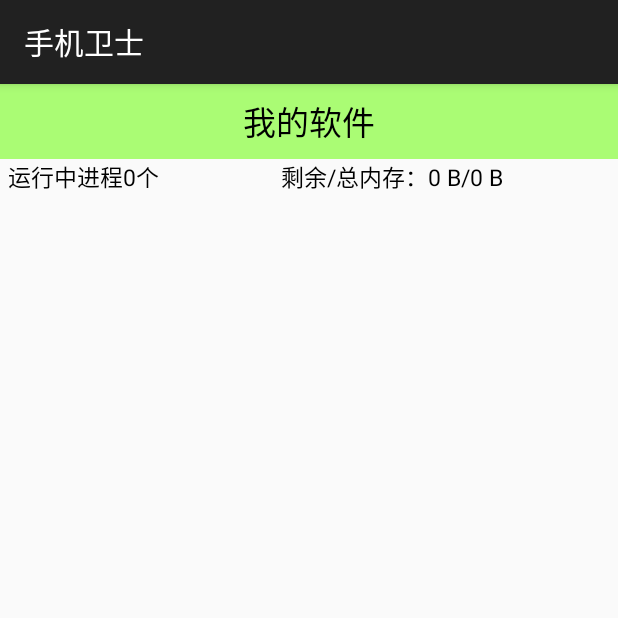
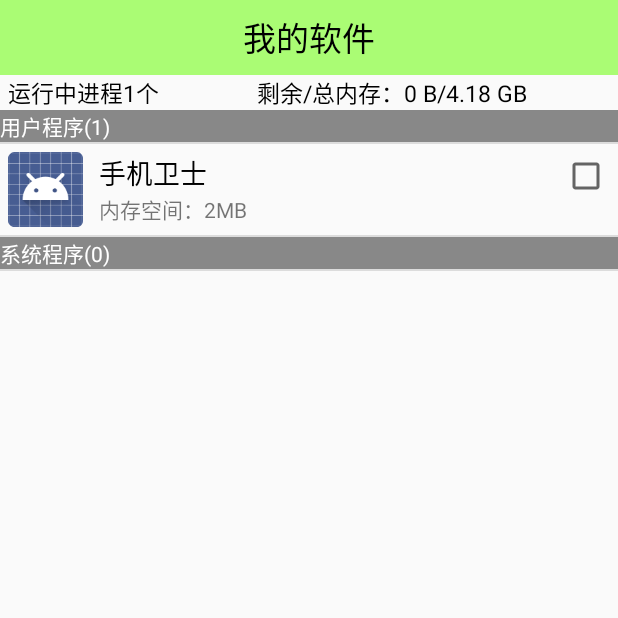
Before and after one commit to PhychoLee/MobileSafe, an Android app: the TaskManagerActivity screen opened directly, with no data from a screen before it, on a phone screen of 412 x 824 dp, the top half of it. Run offline under Robolectric (Android 15) with nearby library versions, the phone set to English and light mode, and no system bars.

Commit message:
1.进程信息ListView(未完成)

```diff
--- a/app/build.gradle
+++ b/app/build.gradle
@@ -22,4 +22,5 @@ dependencies {
     compile files('libs/xUtils-2.6.14.jar')
     compile 'com.android.support:appcompat-v7:23.3.0'
     testCompile 'junit:junit:4.12'
+    compile 'com.google.android.gms:play-services-appindexing:8.1.0'
 }
--- a/app/src/main/AndroidManifest.xml
+++ b/app/src/main/AndroidManifest.xml
@@ -95,7 +95,11 @@
             android:exported="true" />
 
         <activity android:name=".activity.AppManagerActivity" />
-        <activity android:name=".activity.TaskManagerActivity"></activity>
+        <activity android:name=".activity.TaskManagerActivity"></activity><!-- ATTENTION: This was auto-generated to add Google Play services to your project for
+     App Indexing.  See https://g.co/AppIndexing/AndroidStudio for more information. -->
+        <meta-data
+            android:name="com.google.android.gms.version"
+            android:value="@integer/google_play_services_version" />
     </application>
 
 </manifest>
--- a/app/src/main/java/com/llf/mobilesafe/activity/AppManagerActivity.java
+++ b/app/src/main/java/com/llf/mobilesafe/activity/AppManagerActivity.java
@@ -99,7 +99,6 @@ public class AppManagerActivity extends Activity implements View.OnClickListener
             }else {
                 int location = 2 + userAppInfos.size();
                 return position - location;
-
             }
         }
 
@@ -124,7 +123,7 @@ public class AppManagerActivity extends Activity implements View.OnClickListener
                 return tv_sys;
             }
 
-            //除去两个提示TextView
+            //跳过两个提示TextView
             AppInfo appInfo;
             if (position < userAppInfos.size() +1){
                 appInfo = userAppInfos.get(position - 1);
--- a/app/src/main/java/com/llf/mobilesafe/activity/TaskManagerActivity.java
+++ b/app/src/main/java/com/llf/mobilesafe/activity/TaskManagerActivity.java
@@ -1,19 +1,37 @@
 package com.llf.mobilesafe.activity;
 
-import android.app.ActivityManager;
-import android.support.v7.app.AppCompatActivity;
+import android.app.Activity;
+import android.graphics.Color;
+import android.graphics.drawable.Drawable;
 import android.os.Bundle;
 import android.text.format.Formatter;
+import android.view.View;
+import android.view.ViewGroup;
+import android.widget.BaseAdapter;
+import android.widget.CheckBox;
+import android.widget.ImageView;
+import android.widget.LinearLayout;
+import android.widget.ListView;
 import android.widget.TextView;
 
 import com.llf.mobilesafe.R;
+import com.llf.mobilesafe.domain.AppInfo;
+import com.llf.mobilesafe.domain.TaskInfo;
+import com.llf.mobilesafe.engine.TaskInfos;
+import com.llf.mobilesafe.utils.ServiceStateUtils;
 
+import java.util.ArrayList;
 import java.util.List;
 
-public class TaskManagerActivity extends AppCompatActivity {
+public class TaskManagerActivity extends Activity {
 
     private TextView tv_task_count;
     private TextView tv_memory;
+    private ListView list_task;
+    private List<TaskInfo> taskInfos;
+    private List<TaskInfo> userTaskInfos;
+    private List<TaskInfo> systemTaskInfos;
+
 
     @Override
     protected void onCreate(Bundle savedInstanceState) {
@@ -25,23 +43,135 @@ public class TaskManagerActivity extends AppCompatActivity {
     }
 
     private void initData() {
-        ActivityManager activityManager = (ActivityManager) getSystemService(ACTIVITY_SERVICE);
-        //得到应用进程
-        List<ActivityManager.AppTask> appTasks = activityManager.getAppTasks();
+        new Thread() {
+            @Override
+            public void run() {
+                taskInfos = TaskInfos.getTaskInfos(TaskManagerActivity.this);
+                userTaskInfos = new ArrayList<>();
+                systemTaskInfos = new ArrayList<>();
 
-        ActivityManager.MemoryInfo outInfo = new ActivityManager.MemoryInfo();
-        activityManager.getMemoryInfo(outInfo);
-        //剩余内存
-        long availMem = outInfo.availMem;
-        //总内存
-        long totalMem = outInfo.totalMem;
+                for (TaskInfo taskInfo : taskInfos) {
+                    if (taskInfo.isUserApp()) {
+                        //用户app
+                        userTaskInfos.add(taskInfo);
+                    } else {
+                        //系统app
+                        systemTaskInfos.add(taskInfo);
+                    }
+                }
 
-        tv_task_count.setText("运行中进程"+appTasks.size()+"个");
-        tv_memory.setText("剩余/总内存："+ Formatter.formatFileSize(this, availMem) + "/" + Formatter.formatFileSize(this, totalMem));
+                //在UI进程运行
+                runOnUiThread(new Runnable() {
+                    @Override
+                    public void run() {
+                        TaskInfoAdapter taskInfoAdapter = new TaskInfoAdapter();
+                        list_task.setAdapter(taskInfoAdapter);
+                    }
+                });
+            }
+        }.start();
+    }
+
+    private class TaskInfoAdapter extends BaseAdapter {
+
+        @Override
+        public int getCount() {
+            return taskInfos.size() + 2;
+        }
+
+        @Override
+        public Object getItem(int position) {
+            if (position == 0){
+                return  null;
+            }else if (position == userTaskInfos.size() +1){
+                return null;
+            }
+            TaskInfo taskInfo;
+            if (position < userTaskInfos.size() +1){
+                taskInfo = userTaskInfos.get(position - 1);
+            }else {
+                int location = 2 + userTaskInfos.size();
+                taskInfo = systemTaskInfos.get(position - location);
+            }
+            return taskInfo;
+        }
+
+        @Override
+        public long getItemId(int position) {
+            return 0;
+        }
+
+        @Override
+        public View getView(int position, View convertView, ViewGroup parent) {
+            if (position == 0){
+                //添加用户应用条
+                TextView tv_user = new TextView(TaskManagerActivity.this);
+                tv_user.setText("用户程序("+userTaskInfos.size()+")");
+                tv_user.setTextColor(Color.WHITE);
+                tv_user.setBackgroundColor(Color.GRAY);
+
+                return tv_user;
+            }else if (position == userTaskInfos.size() + 1){
+                //添加系统应用条
+                TextView tv_sys = new TextView(TaskManagerActivity.this);
+                tv_sys.setText("系统程序("+systemTaskInfos.size()+")");
+                tv_sys.setTextColor(Color.WHITE);
+                tv_sys.setBackgroundColor(Color.GRAY);
+
+                return tv_sys;
+            }
+
+            //跳过两个提示TextView
+            TaskInfo taskInfo;
+            if (position < userTaskInfos.size() +1){
+                taskInfo = userTaskInfos.get(position - 1);
+            }else {
+                int location = 2 + userTaskInfos.size();
+                taskInfo = systemTaskInfos.get(position - location);
+            }
+
+
+            ViewHolder holder;
+            if (convertView != null && convertView instanceof LinearLayout){
+                holder = (ViewHolder) convertView.getTag();
+            } else {
+                convertView = View.inflate(TaskManagerActivity.this, R.layout.item_task_manager, null);
+                holder = new ViewHolder();
+                holder.iv_task_icon = (ImageView) convertView.findViewById(R.id.iv_task_icon);
+                holder.tv_task_name = (TextView) convertView.findViewById(R.id.tv_task_name);
+                holder.tv_task_mem = (TextView) convertView.findViewById(R.id.tv_task_mem);
+
+                convertView.setTag(holder);
+            }
+
+
+            holder.iv_task_icon.setImageDrawable(taskInfo.getIcon());
+            holder.tv_task_name.setText(taskInfo.getAppName());
+
+            return convertView;
+        }
+    }
+
+    static class ViewHolder {
+        ImageView iv_task_icon;
+        TextView tv_task_name;
+        TextView tv_task_mem;
+        CheckBox cb_task;
     }
 
     private void initUI() {
         tv_task_count = (TextView) findViewById(R.id.tv_task_count);
         tv_memory = (TextView) findViewById(R.id.tv_memory);
+        list_task = (ListView) findViewById(R.id.list_task);
+
+        //进程数
+        int taskCount = ServiceStateUtils.getTaskCount(this);
+        tv_task_count.setText("运行中进程" + taskCount + "个");
+
+        //剩余内存
+        long availMem = ServiceStateUtils.getAvailMen(this);
+        //总内存
+        long totalMem = ServiceStateUtils.getTotalMen(this);
+        tv_memory.setText("剩余/总内存：" + Formatter.formatFileSize(this, availMem) + "/" + Formatter.formatFileSize(this, totalMem));
     }
 }
--- /dev/null
+++ b/app/src/main/java/com/llf/mobilesafe/domain/TaskInfo.java
@@ -0,0 +1,55 @@
+package com.llf.mobilesafe.domain;
+
+import android.graphics.drawable.Drawable;
+
+/**
+ * Created by Lee on 2016/5/21.
+ */
+public class TaskInfo {
+
+    private String packageName;
+    private String appName;
+    private String memory;
+    private Drawable icon;
+    private boolean userApp;
+
+    public String getPackageName() {
+        return packageName;
+    }
+
+    public void setPackageName(String packageName) {
+        this.packageName = packageName;
+    }
+
+    public String getAppName() {
+        return appName;
+    }
+
+    public void setAppName(String appName) {
+        this.appName = appName;
+    }
+
+    public String getMemory() {
+        return memory;
+    }
+
+    public void setMemory(String memory) {
+        this.memory = memory;
+    }
+
+    public Drawable getIcon() {
+        return icon;
+    }
+
+    public void setIcon(Drawable icon) {
+        this.icon = icon;
+    }
+
+    public boolean isUserApp() {
+        return userApp;
+    }
+
+    public void setUserApp(boolean userApp) {
+        this.userApp = userApp;
+    }
+}
--- /dev/null
+++ b/app/src/main/java/com/llf/mobilesafe/engine/TaskInfos.java
@@ -0,0 +1,79 @@
+package com.llf.mobilesafe.engine;
+
+import android.app.ActivityManager;
+import android.content.Context;
+import android.content.pm.ApplicationInfo;
+import android.content.pm.PackageInfo;
+import android.content.pm.PackageManager;
+import android.graphics.drawable.Drawable;
+
+import com.llf.mobilesafe.R;
+import com.llf.mobilesafe.domain.TaskInfo;
+
+import java.util.ArrayList;
+import java.util.List;
+
+/**
+ * Created by Lee on 2016/5/21.
+ */
+public class TaskInfos {
+
+    public static List<TaskInfo> getTaskInfos(Context context) {
+        List<TaskInfo> taskInfos = new ArrayList<>();
+
+        PackageManager packageManager = context.getPackageManager();
+        //进程管理
+        ActivityManager activityManager = (ActivityManager) context.getSystemService(Context.ACTIVITY_SERVICE);
+        //获取运行的所有程序
+        List<ActivityManager.RunningAppProcessInfo> runningAppProcesses = activityManager.getRunningAppProcesses();
+        for (ActivityManager.RunningAppProcessInfo runningAppProcessInfo : runningAppProcesses) {
+            TaskInfo taskInfo = new TaskInfo();
+
+            //进程名
+            String processName = runningAppProcessInfo.processName;
+            taskInfo.setPackageName(processName);
+
+            try {
+                PackageInfo packageInfo = packageManager.getPackageInfo(processName, 0);
+                //图标
+                Drawable icon = packageInfo.applicationInfo.loadIcon(packageManager);
+                //应用名
+                String appName = packageInfo.applicationInfo.loadLabel(packageManager).toString();
+
+
+//                if (icon == null) {
+//                    taskInfo.setIcon(context.getResources().getDrawable(
+//                            R.drawable.ic_launcher2));
+//                } else {
+                    taskInfo.setIcon(icon);
+//                }
+//
+//                if (appName == null) {
+//                    taskInfo.setAppName(processName);
+//                } else {
+                    taskInfo.setAppName(appName);
+//                }
+
+                //应用标记
+                int flags = packageInfo.applicationInfo.flags;
+                if ((flags & ApplicationInfo.FLAG_SYSTEM) != 0) {
+                    //系统应用
+                    taskInfo.setUserApp(false);
+                } else {
+                    //用户应用
+                    taskInfo.setUserApp(true);
+                }
+
+            } catch (Exception e) {
+                e.printStackTrace();
+                taskInfo.setAppName(processName);
+                taskInfo.setIcon(context.getResources().getDrawable(
+                        R.drawable.ic_launcher2));
+            }
+
+            taskInfos.add(taskInfo);
+        }
+
+        return taskInfos;
+    }
+}
--- a/app/src/main/java/com/llf/mobilesafe/utils/ServiceStateUtils.java
+++ b/app/src/main/java/com/llf/mobilesafe/utils/ServiceStateUtils.java
@@ -1,5 +1,11 @@
 package com.llf.mobilesafe.utils;
 
+import java.io.BufferedReader;
+import java.io.File;
+import java.io.FileInputStream;
+import java.io.FileNotFoundException;
+import java.io.FileOutputStream;
+import java.io.InputStreamReader;
 import java.util.List;
 
 import android.app.ActivityManager;
@@ -26,4 +32,64 @@ public class ServiceStateUtils {
 		}
 		return false;
 	}
+
+
+	/**
+	 * 获得进程数
+	 * @param context
+	 * @return
+     */
+	public static int getTaskCount(Context context){
+		ActivityManager activityManager = (ActivityManager) context.getSystemService(Context.ACTIVITY_SERVICE);
+		//得到应用进程
+		List<ActivityManager.RunningAppProcessInfo> runningAppProcesses = activityManager.getRunningAppProcesses();
+
+		return runningAppProcesses.size();
+	}
+
+	/**
+	 * 获得剩余内存
+	 * @param context
+	 * @return
+     */
+	public static long getAvailMen(Context context){
+		ActivityManager activityManager = (ActivityManager) context.getSystemService(Context.ACTIVITY_SERVICE);
+		//得到应用进程
+		List<ActivityManager.RunningAppProcessInfo> runningAppProcesses = activityManager.getRunningAppProcesses();
+		ActivityManager.MemoryInfo outInfo = new ActivityManager.MemoryInfo();
+		activityManager.getMemoryInfo(outInfo);
+		//剩余内存
+		return outInfo.availMem;
+	}
+
+	/**
+	 * 获取总内存
+	 * @param context
+	 * @return
+     */
+	public static long getTotalMen(Context context){
+		ActivityManager activityManager = (ActivityManager) context.getSystemService(Context.ACTIVITY_SERVICE);
+		//得到应用进程
+		List<ActivityManager.RunningAppProcessInfo> runningAppProcesses = activityManager.getRunningAppProcesses();
+		ActivityManager.MemoryInfo outInfo = new ActivityManager.MemoryInfo();
+		activityManager.getMemoryInfo(outInfo);
+		//总内存,适配低版本
+		try {
+			FileInputStream fis = new FileInputStream(new File("/proc/meminfo"));
+			BufferedReader reader = new BufferedReader(new InputStreamReader(fis));
+			String readLine = reader.readLine();
+
+			StringBuffer sb = new StringBuffer();
+			for (char c: readLine.toCharArray()) {
+				if (c >= '0' && c<= '9'){
+					sb.append(c);
+				}
+			}
+			long totalMen = Long.parseLong(sb.toString()) * 1024;
+			return totalMen;
+		} catch (Exception e) {
+			e.printStackTrace();
+		}
+		return 0;
+	}
 }
--- /dev/null
+++ b/app/src/main/res/layout/item_task_manager.xml
@@ -0,0 +1,48 @@
+<?xml version="1.0" encoding="utf-8"?>
+<LinearLayout xmlns:android="http://schemas.android.com/apk/res/android"
+    android:layout_width="match_parent"
+    android:layout_height="match_parent"
+    android:orientation="horizontal">
+
+    <ImageView
+        android:id="@+id/iv_task_icon"
+        android:layout_width="50dp"
+        android:layout_height="50dp"
+        android:layout_margin="5dp"
+        android:background="@drawable/ic_launcher" />
+
+    <LinearLayout
+        android:layout_width="wrap_content"
+        android:layout_height="wrap_content"
+        android:layout_margin="5dp"
+        android:orientation="vertical">
+
+        <TextView
+            android:id="@+id/tv_task_name"
+            android:layout_width="wrap_content"
+            android:layout_height="wrap_content"
+            android:text="手机卫士"
+            android:textColor="@color/black"
+            android:singleLine="true"
+            android:textSize="18sp" />
+
+        <TextView
+            android:id="@+id/tv_task_mem"
+            android:layout_width="wrap_content"
+            android:layout_height="wrap_content"
+            android:text="内存空间：2MB" />
+    </LinearLayout>
+
+    <RelativeLayout
+        android:layout_width="wrap_content"
+        android:layout_height="wrap_content"
+        android:layout_margin="5dp">
+
+        <CheckBox
+            android:id="@+id/cb_task"
+            android:layout_width="wrap_content"
+            android:layout_height="wrap_content"
+            android:layout_alignParentRight="true"
+            />
+    </RelativeLayout>
+</LinearLayout>
```
Also changed, not shown: app/src/main/res/drawable-hdpi/ic_launcher2.png (added).
